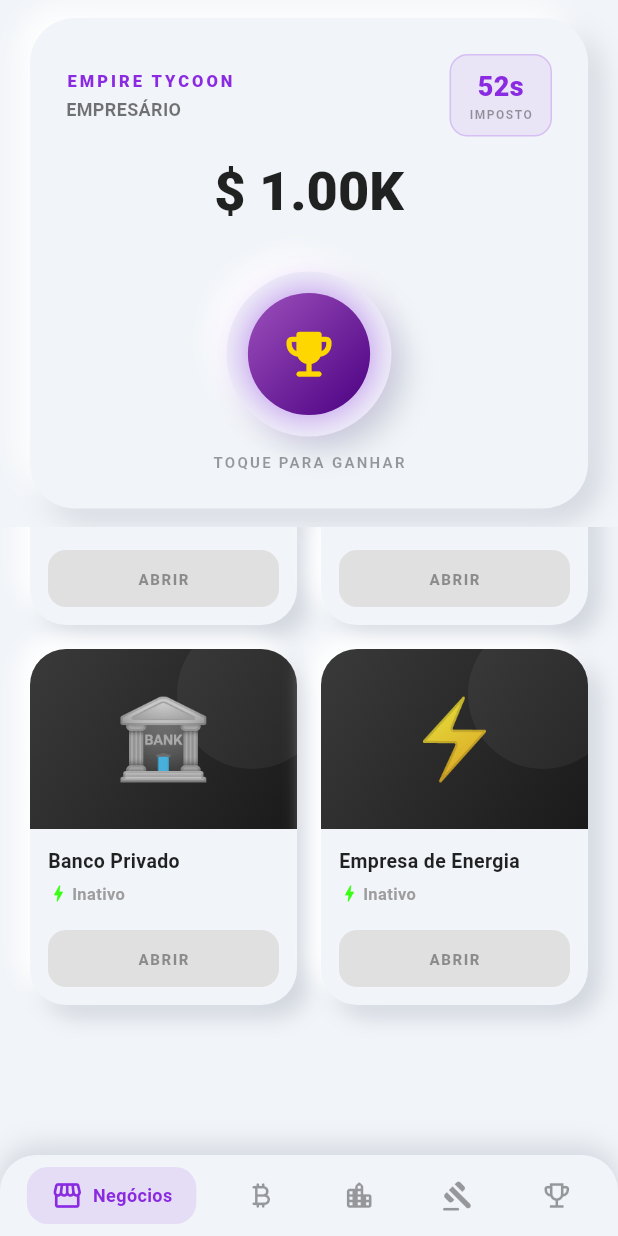
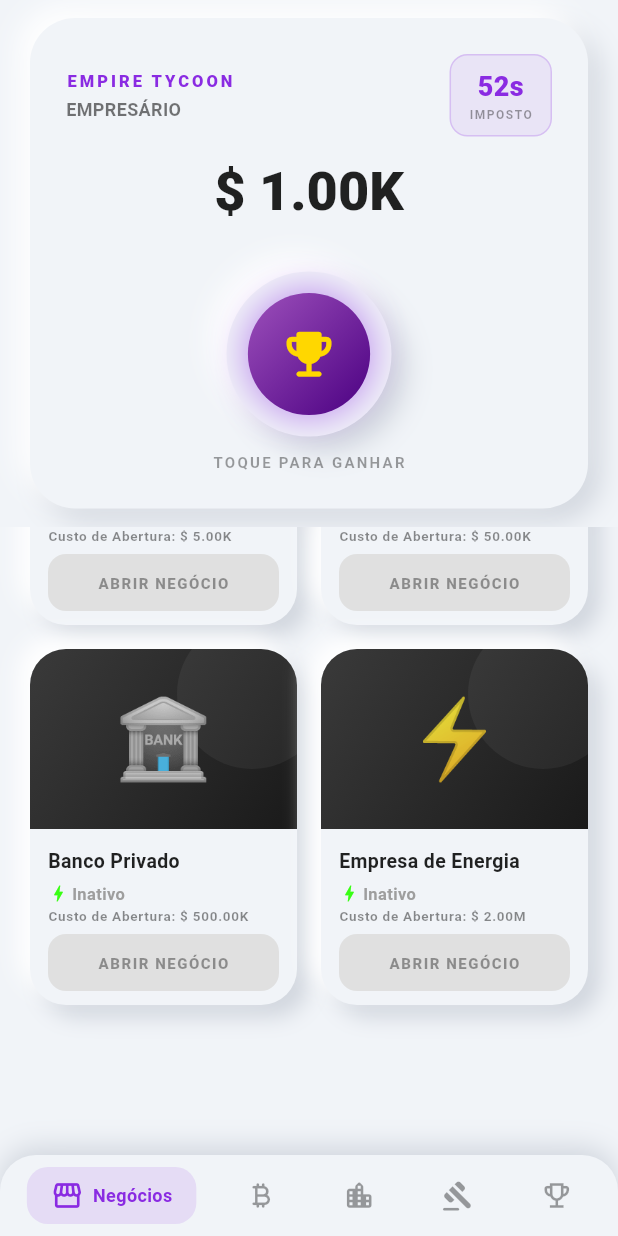
Before and after one commit to guilhermerossa2026/theempire, a Flutter app: the screen it shows after launch, scrolled down 433 dp, on a phone screen of 412 x 824 dp. Run offline on Flutter 3.47's test engine with Material 3 defaults, Android fonts, the phone set to English and light mode, and no system bars.

Commit message:
UI: Add cost visibility for opening, upgrading and repairing businesses

```diff
--- a/lib/providers/game_provider.dart
+++ b/lib/providers/game_provider.dart
@@ -425,7 +425,7 @@ class GameProvider extends ChangeNotifier {
   /// Retorna lista ordenada de rivais + jogador
   List<Map<String, dynamic>> getRanking() {
     final List<Map<String, dynamic>> all = rivals.map((r) {
-      return {
+      return <String, dynamic>{
         'name': r.name,
         'avatar': r.avatar,
         'netWorth': r.netWorth,
@@ -433,7 +433,7 @@ class GameProvider extends ChangeNotifier {
       };
     }).toList();
 
-    all.add({
+    all.add(<String, dynamic>{
       'name': 'Você',
       'avatar': '👑',
       'netWorth': _balance,
--- a/lib/widgets/business_card.dart
+++ b/lib/widgets/business_card.dart
@@ -225,7 +225,25 @@ class BusinessCard extends StatelessWidget {
 
                         const Spacer(),
 
-                        // ── Botão de Upgrade ─────────────────────────
+                        // ── Exibição de Custo ─────────────────────────
+                        Padding(
+                          padding: const EdgeInsets.only(bottom: 6),
+                          child: Text(
+                            business.isBroken && !business.hasManager
+                                ? 'Custo de Reparo: ${formatMoney(business.upgradeCost * 0.5)}'
+                                : business.level == 0
+                                    ? 'Custo de Abertura: ${formatMoney(business.initialCost)}'
+                                    : 'Custo Upgrade: ${formatMoney(business.upgradeCost)}',
+                            style: TextStyle(
+                              color: Colors.black45,
+                              fontSize: 9,
+                              fontWeight: FontWeight.bold,
+                              letterSpacing: 0.5,
+                            ),
+                          ),
+                        ),
+
+                        // ── Botão de Ação ────────────────────────────
                         if (business.isBroken && !business.hasManager)
                           _RepairButton(business: business)
                         else
@@ -289,7 +307,7 @@ class _UpgradeButton extends StatelessWidget {
         ),
         child: Center(
           child: Text(
-            business.level == 0 ? 'ABRIR' : 'UPGRADE',
+            business.level == 0 ? 'ABRIR NEGÓCIO' : 'UPGRADE NÍVEL',
             style: TextStyle(
               color: canAfford ? Colors.black87 : Colors.black38,
               fontWeight: FontWeight.w900,
@@ -330,7 +348,7 @@ class _RepairButton extends StatelessWidget {
             Icon(Icons.build_rounded, color: Colors.white, size: 13),
             SizedBox(width: 4),
             Text(
-              'REPARAR',
+              'REPARAR AGORA',
               style: TextStyle(
                 color: Colors.white,
                 fontWeight: FontWeight.w900,
```
